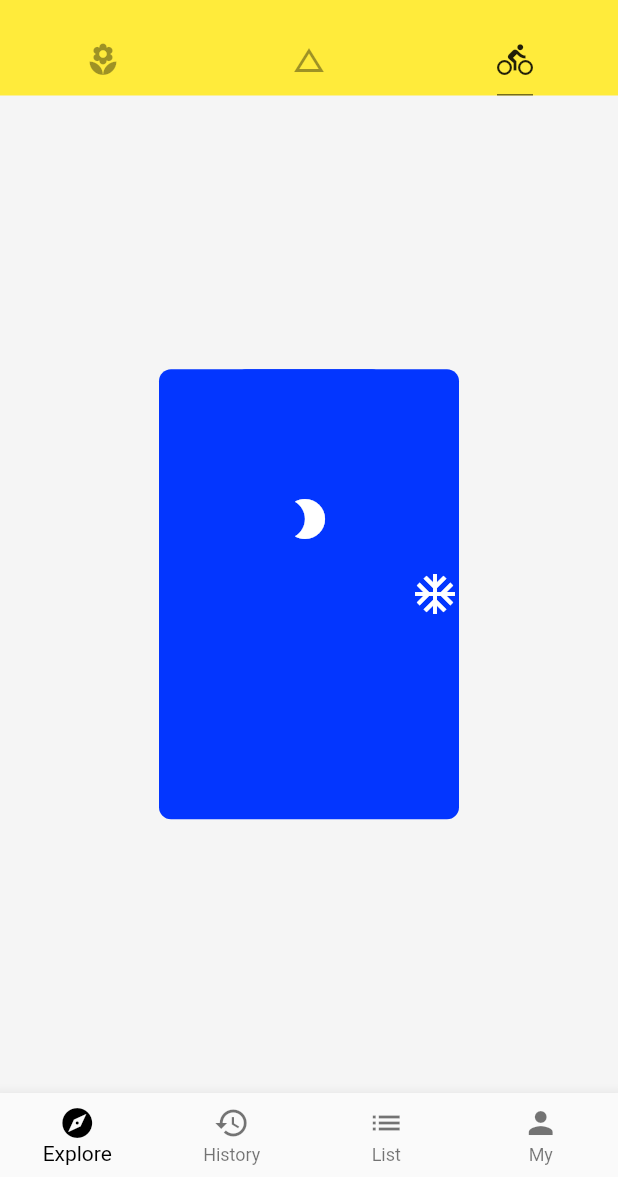
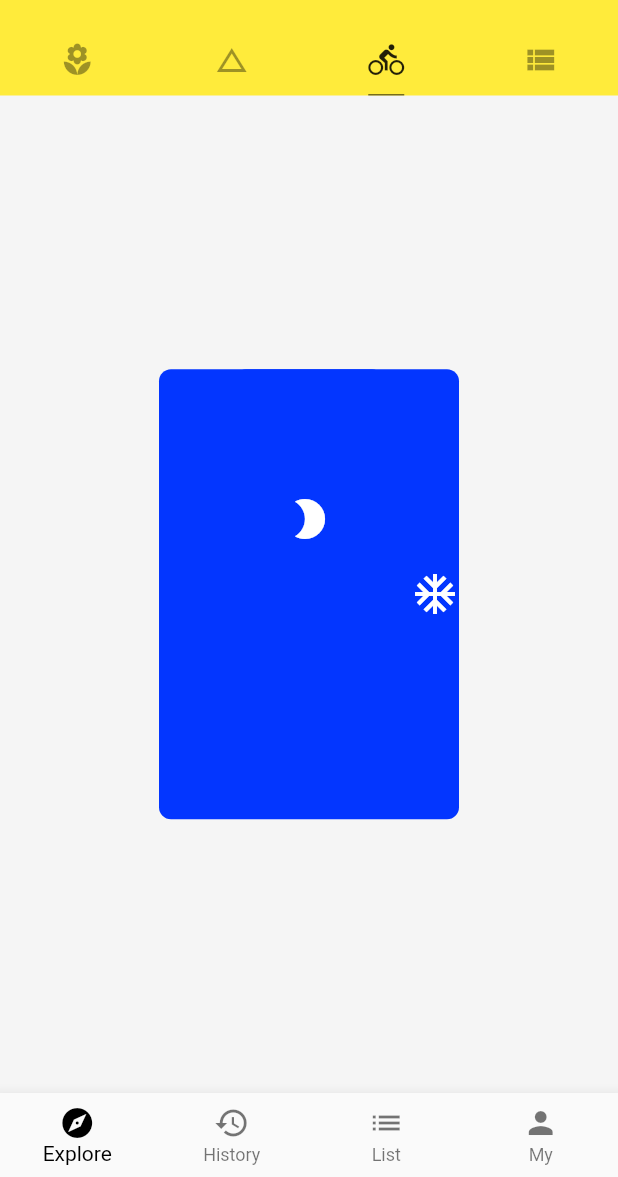
Before and after one commit to imcks/shan_flutter, a Flutter app: the Home screen opened directly, tab 3 chosen, on a phone screen of 412 x 824 dp, the part 59-1236 px from its top. Run offline on Flutter 3.47's test engine with Material 2 defaults, Android fonts, the phone set to English and light mode, and no system bars; network calls fail.

Commit message:
appbar 底部增加第四个tab

```diff
--- a/lib/main.dart
+++ b/lib/main.dart
@@ -14,7 +14,7 @@ import './demo/sliver_demo.dart';
     return MaterialApp(
       debugShowCheckedModeBanner: false,
       // home: Home(),
-      home: SliverDemo(),
+      home: Home(),
       theme: ThemeData(
         primarySwatch: Colors.yellow,
         highlightColor: Color.fromRGBO(255, 255, 255, 0.5),
@@ -30,7 +30,7 @@ import './demo/sliver_demo.dart';
    @override
   Widget build(BuildContext context) {
     return DefaultTabController(
-      length: 3,
+      length: 4,
       child: Scaffold(
       backgroundColor: Colors.grey[100],
         appBar: AppBar(
@@ -62,16 +62,17 @@ import './demo/sliver_demo.dart';
               Tab(icon: Icon(Icons.local_florist)),
               Tab(icon: Icon(Icons.change_history)),
               Tab(icon: Icon(Icons.directions_bike)),
+              Tab(icon: Icon(Icons.view_list)),
             ],
           ),
         ),
         body: TabBarView(
           children: <Widget>[
             ListViewDemo(),
-            // Text('这是第二个页面'),
             BasicDemo(),
-            // Icon(Icons.directions_bike,size: 128,color: Colors.black12),
             LayoutDemo(),
+            SliverDemo(),
+
           ],
         ),
         drawer: DrawerDemo(),
```
